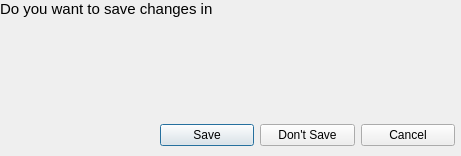
BaranovMykola/Notepad, file savedialog.ui: the form before one commit.
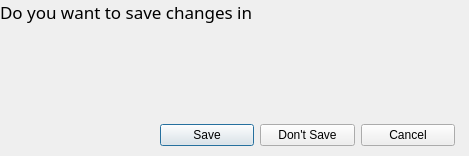
The form after the commit.

Commit message: Modified massages font in savedialog.ui. Fixed bug 'cancel button close notepad in savedialog'.

```diff
--- a/savedialog.ui
+++ b/savedialog.ui
@@ -6,7 +6,7 @@
    <rect>
     <x>0</x>
     <y>0</y>
-    <width>461</width>
+    <width>469</width>
     <height>156</height>
    </rect>
   </property>
@@ -66,7 +66,14 @@
    </property>
    <property name="font">
     <font>
-     <pointsize>11</pointsize>
+     <family>Miriam</family>
+     <pointsize>13</pointsize>
+     <weight>50</weight>
+     <italic>false</italic>
+     <bold>false</bold>
+     <underline>false</underline>
+     <strikeout>false</strikeout>
+     <kerning>true</kerning>
     </font>
    </property>
    <property name="text">
```
The commit also changes 2 other files.
